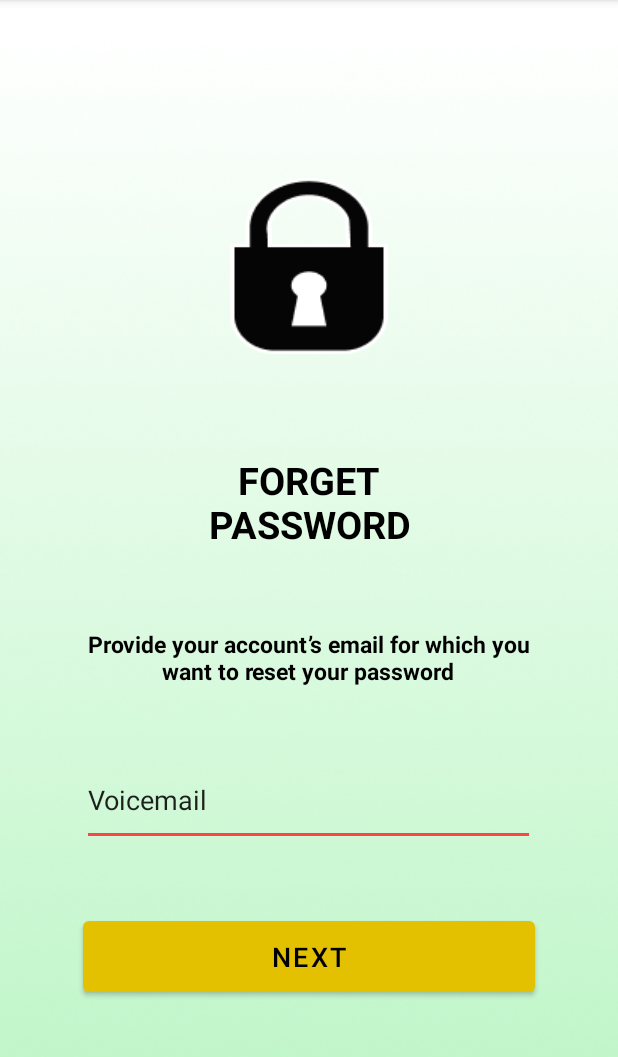
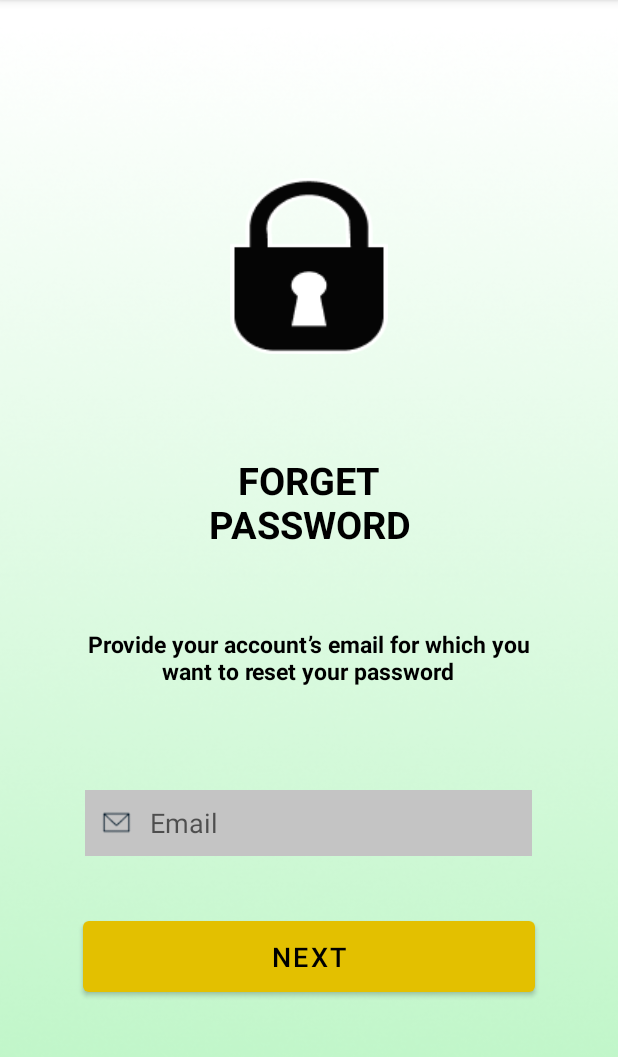
Before and after one commit to TranPhucTong/Baitap_02, an Android app: the screen it shows after launch (MainActivity), on a phone screen of 412 x 824 dp, the part 84-1141 px from its top. Run offline under Robolectric (Android 15) with nearby library versions, the phone set to English and light mode, and no system bars.

Commit message:
da hoan thanh

```diff
--- a/app/src/main/res/layout/activity_main.xml
+++ b/app/src/main/res/layout/activity_main.xml
@@ -74,21 +74,44 @@
         app:layout_constraintTop_toTopOf="@+id/imageView"
         app:layout_constraintVertical_bias="0.858" />
 
-    <EditText
-        android:id="@+id/editTextTextPersonName"
-        android:layout_width="302dp"
-        android:layout_height="61dp"
-        android:backgroundTint="@android:color/holo_red_light"
-        android:ems="10"
-        android:hint="Underline color change"
-        android:inputType="textPersonName"
-        android:text="@android:string/defaultVoiceMailAlphaTag"
+    <ImageView
+        android:id="@+id/imageView4"
+        android:layout_width="298dp"
+        android:layout_height="53dp"
         app:layout_constraintBottom_toBottomOf="@+id/imageView"
         app:layout_constraintEnd_toEndOf="parent"
         app:layout_constraintHorizontal_bias="0.495"
         app:layout_constraintStart_toStartOf="parent"
         app:layout_constraintTop_toTopOf="parent"
-        app:layout_constraintVertical_bias="0.711" />
+        app:layout_constraintVertical_bias="0.73"
+        app:srcCompat="@drawable/rectangle_6" />
+
+    <ImageView
+        android:id="@+id/imageView5"
+        android:layout_width="42dp"
+        android:layout_height="35dp"
+        app:layout_constraintBottom_toBottomOf="parent"
+        app:layout_constraintEnd_toEndOf="parent"
+        app:layout_constraintHorizontal_bias="0.154"
+        app:layout_constraintStart_toStartOf="parent"
+        app:layout_constraintTop_toTopOf="parent"
+        app:layout_constraintVertical_bias="0.724"
+        app:srcCompat="@drawable/mail_2935365_1" />
+
+    <EditText
+        android:id="@+id/editTextTextEmailAddress2"
+        android:layout_width="256dp"
+        android:layout_height="53dp"
+        android:layout_marginEnd="56dp"
+        android:layout_marginRight="56dp"
+        android:ems="10"
+        android:inputType="textEmailAddress"
+        app:layout_constraintBottom_toBottomOf="parent"
+        app:layout_constraintEnd_toEndOf="parent"
+        app:layout_constraintTop_toTopOf="parent"
+        app:layout_constraintVertical_bias="0.73"
+        android:hint="Email"
+        android:background="#00000000"/>
 
 
 </androidx.constraintlayout.widget.ConstraintLayout>
```
Also changed, not shown: app/src/main/res/drawable/edtngaysinh.png (added), app/src/main/res/drawable/rectangle_6.png (added).
